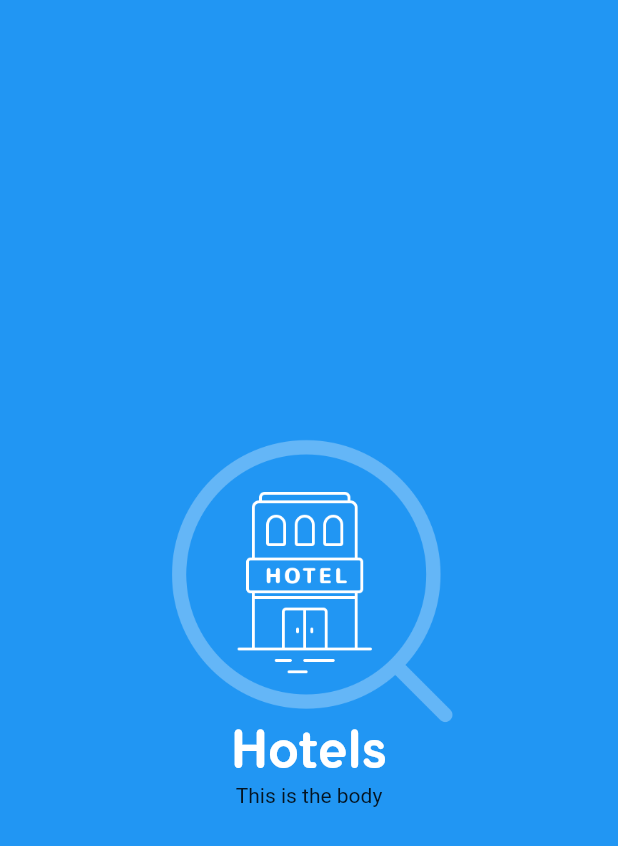
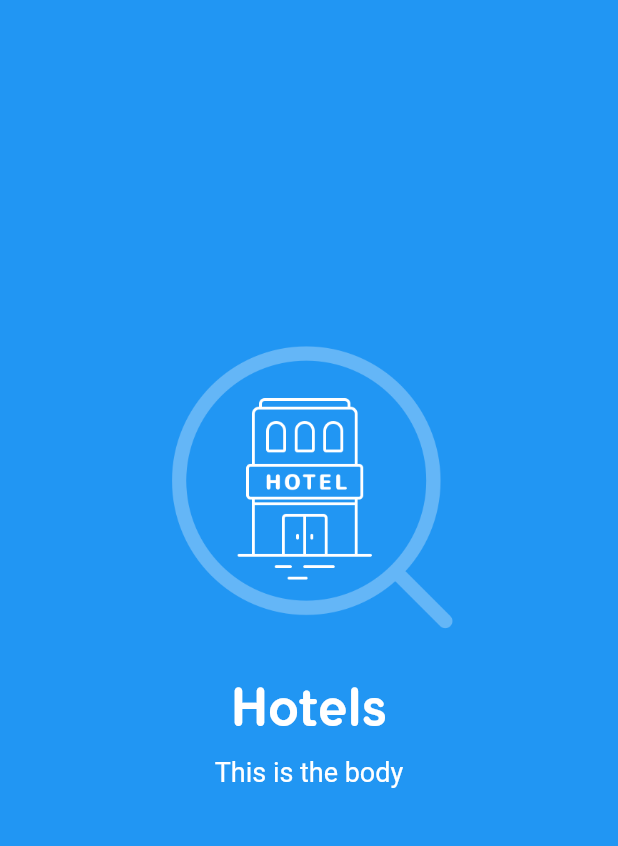
Before and after one commit to xtzaferis/flutter_material, a Flutter app: the screen it shows after launch, on a phone screen of 412 x 824 dp. Shown: the top 846 px of the screen. Run offline on Flutter 3.47's test engine with Material 2 defaults, Android fonts, the phone set to English and light mode, and no system bars.

Commit message:
added pages.dart

```diff
--- a/lib/main.dart
+++ b/lib/main.dart
@@ -1,4 +1,5 @@
 import 'package:flutter/material.dart';
+import './pages.dart';
 
 void main() => runApp(new MyApp());
 
@@ -29,29 +30,7 @@ class _MyHomePageState extends State<MyHomePage> {
     return new Scaffold(
       body: Stack(
         children: <Widget>[
-          Container(
-            width: 600.0,
-            color: Colors.blue,
-            child: Column(
-              mainAxisAlignment: MainAxisAlignment.center,
-              children: <Widget>[
-                Image.asset(
-                  'assets/hotels.png',
-                  width: 200.0,
-                  height: 200.0,
-                ),
-                Text(
-                  'Hotels',
-                  style: TextStyle(
-                    color: Colors.white,
-                    fontFamily: 'FlamanteRoma',
-                    fontSize: 34.0
-                  ),
-                ),
-                Text('This is the body')
-              ],
-            ),
-          )
+          Page(),
         ],
       ),
     );
--- /dev/null
+++ b/lib/pages.dart
@@ -0,0 +1,45 @@
+import 'package:flutter/material.dart';
+
+class Page extends StatelessWidget {
+  @override
+  Widget build(BuildContext context) {
+    return Container(
+      width: 600.0,
+      color: Colors.blue,
+      child: Column(
+        mainAxisAlignment: MainAxisAlignment.center,
+        children: <Widget>[
+          Padding(
+            padding: EdgeInsets.only(bottom: 25.0),
+            child: Image.asset(
+              'assets/hotels.png',
+              width: 200.0,
+              height: 200.0,
+            ),
+          ),
+          Padding(
+            padding: EdgeInsets.symmetric(vertical: 10.0),
+            child: Text(
+              'Hotels',
+              style: TextStyle(
+                  color: Colors.white,
+                  fontFamily: 'FlamanteRoma',
+                  fontSize: 34.0),
+            ),
+          ),
+          Padding(
+            padding: EdgeInsets.only(bottom: 75.0),
+            child: Text(
+              'This is the body',
+              textAlign: TextAlign.center,
+              style: TextStyle(
+                color: Colors.white,
+                fontSize: 18.0,
+              ),
+            ),
+          ),
+        ],
+      ),
+    );
+  }
+}
--- a/pubspec.yaml
+++ b/pubspec.yaml
@@ -51,6 +51,10 @@ flutter:
         - asset: assets/fonts/Flamante-Roma-Medium.ttf
         - asset: assets/fonts/Flamante-Roma-MediumItalic.ttf
           style: italic
+    - family: Oswald
+      fonts:
+        - asset: assets/Oswald-Bold.ttf
+          weight: 700
   #   - family: Trajan Pro
   #     fonts:
   #       - asset: fonts/TrajanPro.ttf
```
Also changed, not shown: assets/Oswald-Bold.ttf (added).
